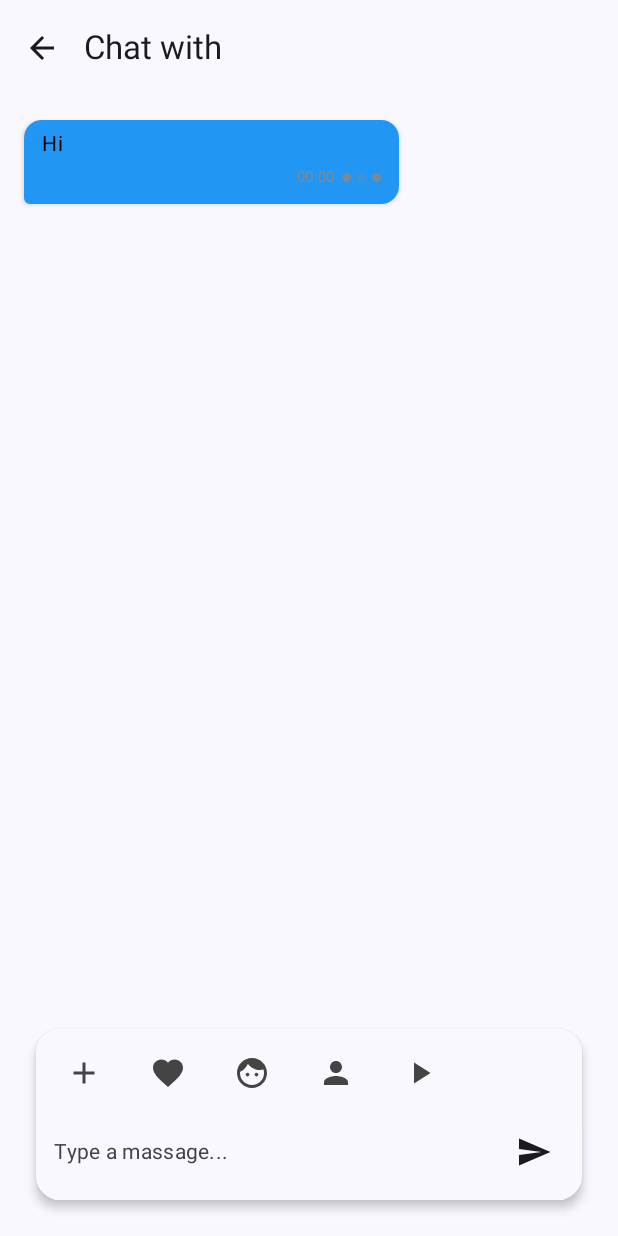
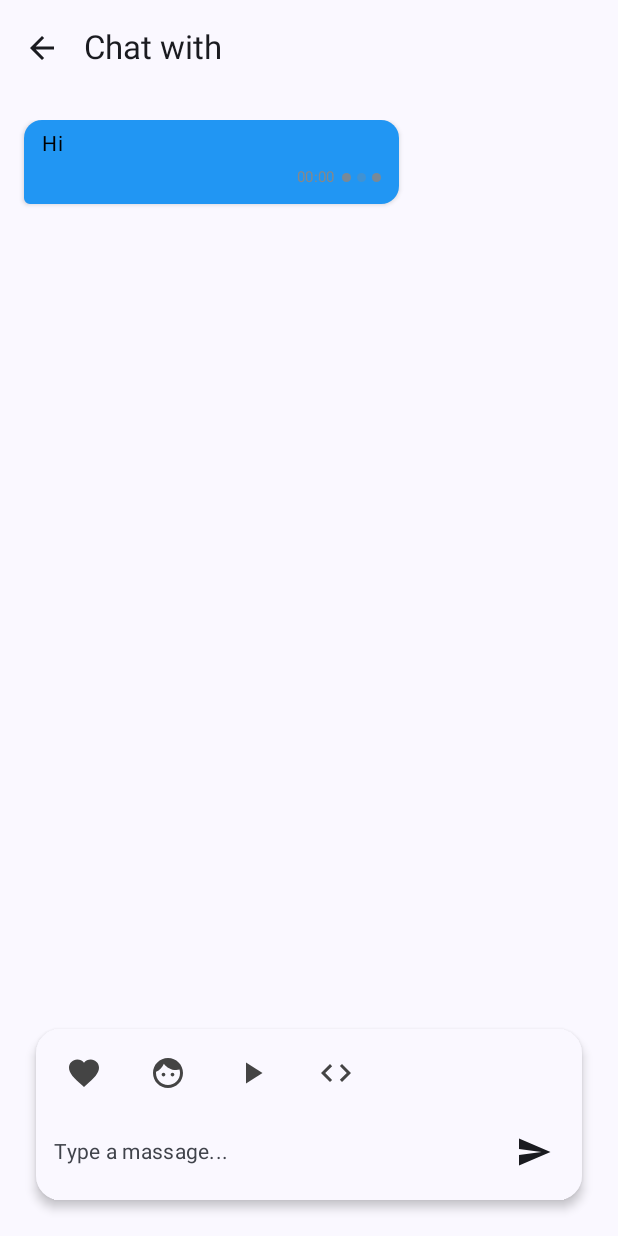
Before and after one commit to IMmercato/Anonymous, an Android app built with Jetpack Compose: the composable ChatScreen called with empty values, on a phone screen of 412 x 824 dp. Run offline under Robolectric (Android 15) with nearby library versions, the phone set to English and light mode, and no system bars.

```diff
--- a/app/src/main/java/com/example/anonymous/ChatScreen.kt
+++ b/app/src/main/java/com/example/anonymous/ChatScreen.kt
@@ -8,34 +8,59 @@ import androidx.compose.animation.core.rememberInfiniteTransition
 import androidx.compose.animation.core.tween
 import androidx.compose.foundation.background
 import androidx.compose.foundation.horizontalScroll
-import androidx.compose.foundation.layout.*
+import androidx.compose.foundation.layout.Arrangement
+import androidx.compose.foundation.layout.Box
+import androidx.compose.foundation.layout.Column
+import androidx.compose.foundation.layout.Row
+import androidx.compose.foundation.layout.Spacer
+import androidx.compose.foundation.layout.fillMaxSize
+import androidx.compose.foundation.layout.fillMaxWidth
+import androidx.compose.foundation.layout.height
+import androidx.compose.foundation.layout.imePadding
+import androidx.compose.foundation.layout.padding
+import androidx.compose.foundation.layout.size
+import androidx.compose.foundation.layout.width
+import androidx.compose.foundation.layout.widthIn
 import androidx.compose.foundation.lazy.LazyColumn
 import androidx.compose.foundation.lazy.items
-import androidx.compose.foundation.layout.imePadding
 import androidx.compose.foundation.rememberScrollState
 import androidx.compose.foundation.shape.CircleShape
 import androidx.compose.foundation.shape.RoundedCornerShape
 import androidx.compose.foundation.text.BasicTextField
 import androidx.compose.material.icons.Icons
-import androidx.compose.material.icons.filled.Add
 import androidx.compose.material.icons.filled.ArrowBack
 import androidx.compose.material.icons.filled.Face
 import androidx.compose.material.icons.filled.Favorite
-import androidx.compose.material.icons.filled.Person
 import androidx.compose.material.icons.filled.PlayArrow
 import androidx.compose.material.icons.filled.Send
-import androidx.compose.material3.*
-import androidx.compose.runtime.*
+import androidx.compose.material3.Card
+import androidx.compose.material3.CardDefaults
+import androidx.compose.material3.ExperimentalMaterial3Api
+import androidx.compose.material3.Icon
+import androidx.compose.material3.IconButton
+import androidx.compose.material3.MaterialTheme
+import androidx.compose.material3.Scaffold
+import androidx.compose.material3.Surface
+import androidx.compose.material3.Text
+import androidx.compose.material3.TopAppBar
+import androidx.compose.runtime.Composable
+import androidx.compose.runtime.getValue
+import androidx.compose.runtime.mutableStateListOf
+import androidx.compose.runtime.mutableStateOf
+import androidx.compose.runtime.remember
+import androidx.compose.runtime.rememberCoroutineScope
+import androidx.compose.runtime.setValue
 import androidx.compose.ui.Alignment
 import androidx.compose.ui.Modifier
 import androidx.compose.ui.draw.clip
 import androidx.compose.ui.graphics.Color
 import androidx.compose.ui.graphics.vector.ImageVector
+import androidx.compose.ui.res.painterResource
 import androidx.compose.ui.unit.dp
 import androidx.compose.ui.unit.sp
+import com.example.anonymous.datastore.ChatCustomizationSettings
 import kotlinx.coroutines.delay
 import kotlinx.coroutines.launch
-import com.example.anonymous.datastore.ChatCustomizationSettings
 
 // Data model for an individual chat message.
 data class ChatMessageModel(
@@ -43,6 +68,11 @@ data class ChatMessageModel(
     val content: String,
     val isSent: Boolean  // true for sent messages, false for received.
 )
+
+sealed class Icontype {
+    data class Vector(val icon: ImageVector) : Icontype()
+    data class  Drawable(val resId: Int) : Icontype()
+}
 
 // Composable function for the chat screen.
 @OptIn(ExperimentalMaterial3Api::class)
@@ -54,16 +84,14 @@ fun ChatScreen(
 ) {
     var message by remember { mutableStateOf("") }
     val messages = remember { mutableStateListOf(ChatMessageModel(content = "Hi", isSent = false)) }
-    val selecteds = remember { mutableStateOf(setOf<ImageVector>()) }
+    val selecteds = remember { mutableStateOf(setOf<Icontype>()) }
     val coroutineScope = rememberCoroutineScope()
     val iconList = listOf(
-        Icons.Default.Add,
-        Icons.Default.Favorite,
-        Icons.Default.Face,
-        Icons.Default.Person,
-        Icons.Default.PlayArrow
+        Icontype.Vector(Icons.Default.Favorite),
+        Icontype.Vector(Icons.Default.Face),
+        Icontype.Vector(Icons.Default.PlayArrow),
+        Icontype.Drawable(R.drawable.code_24px)
     )
-
     Scaffold(
         topBar = {
             TopAppBar(
@@ -114,20 +142,25 @@ fun ChatScreen(
                         horizontalArrangement = Arrangement.spacedBy(8.dp)
                     ) {
                         iconList.forEach { icon ->
-                            IconButton(
-                                onClick = {
+                            IconButton(onClick = {
                                 selecteds.value = if (icon in selecteds.value) {
                                     selecteds.value - icon
                                 } else {
                                     selecteds.value + icon
                                 }
-                                }
-                            ) {
-                                Icon(
-                                    imageVector = icon,
+                            }) {
+                                when (icon) {
+                                    is Icontype.Vector -> Icon(
+                                        imageVector = icon.icon,
                                         contentDescription = null,
                                         tint = if (icon in selecteds.value) Color.White else Color.DarkGray
                                     )
+                                    is Icontype.Drawable -> Icon(
+                                        painter = painterResource(id = icon.resId),
+                                        contentDescription = null,
+                                        tint = if (icon in selecteds.value) Color.White else Color.DarkGray
+                                    )
+                                }
                             }
                         }
                     }
--- a/app/src/main/java/com/example/anonymous/RegistrationActivity.kt
+++ b/app/src/main/java/com/example/anonymous/RegistrationActivity.kt
@@ -24,7 +24,9 @@ import com.example.anonymous.ui.theme.AnonymousTheme
 import kotlinx.coroutines.*
 import android.util.Base64
 import android.view.WindowManager
+import androidx.compose.foundation.clickable
 import androidx.compose.material.icons.filled.ArrowForward
+import androidx.compose.ui.graphics.Color
 import androidx.core.view.WindowCompat
 import java.security.KeyPair
 import java.security.KeyPairGenerator
@@ -145,6 +147,14 @@ class RegistrationActivity : ComponentActivity() {
                         fontSize = 10.sp,
                         textAlign = TextAlign.Center
                     )
+                    Spacer(modifier = Modifier.height(16.dp))
+                    Text(
+                        text = "Already have an Identity?",
+                        color = Color.Cyan,
+                        modifier = Modifier.clickable {
+                            context.startActivity(Intent(context, LoginActivity::class.java))
+                        }
+                    )
                 }
             }
         }
--- a/app/src/main/res/drawable/code_24px.xml
+++ b/app/src/main/res/drawable/code_24px.xml
@@ -0,0 +1,10 @@
+<vector xmlns:android="http://schemas.android.com/apk/res/android"
+    android:width="24dp"
+    android:height="24dp"
+    android:viewportWidth="960"
+    android:viewportHeight="960"
+    android:tint="?attr/colorControlNormal">
+  <path
+      android:fillColor="@android:color/white"
+      android:pathData="M320,720L80,480L320,240L377,297L193,481L376,664L320,720ZM640,720L583,663L767,479L584,296L640,240L880,480L640,720Z"/>
+</vector>
```
Also changed, not shown: 2 other files. Lines whose indentation alone changed are shown as unchanged.
